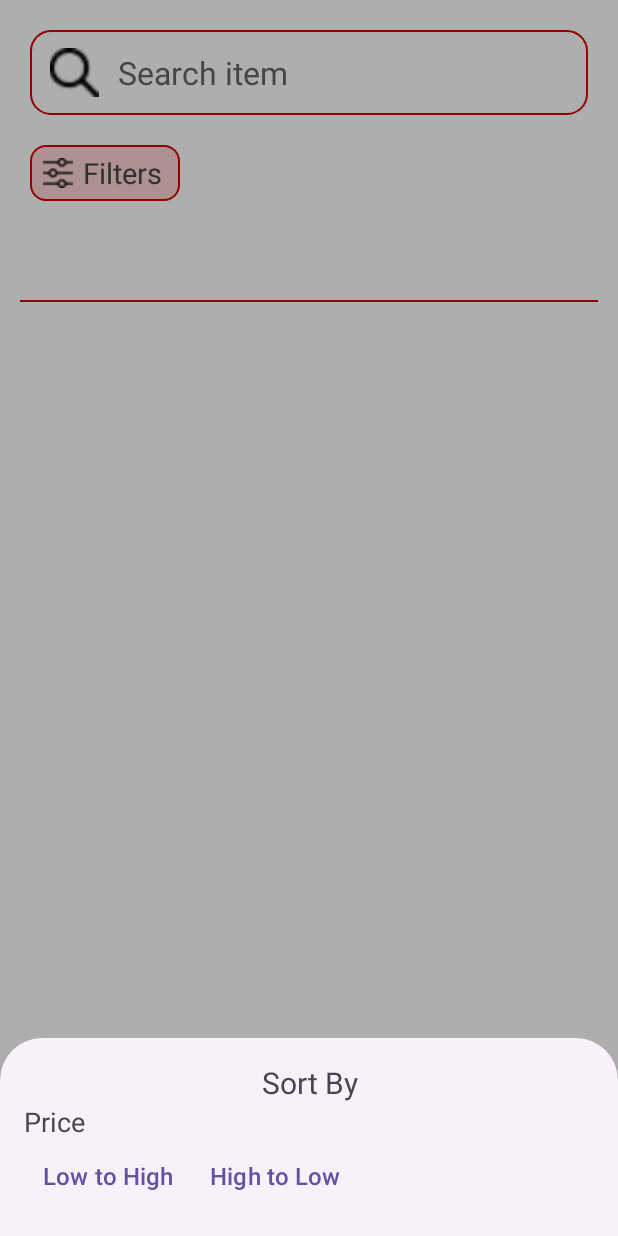
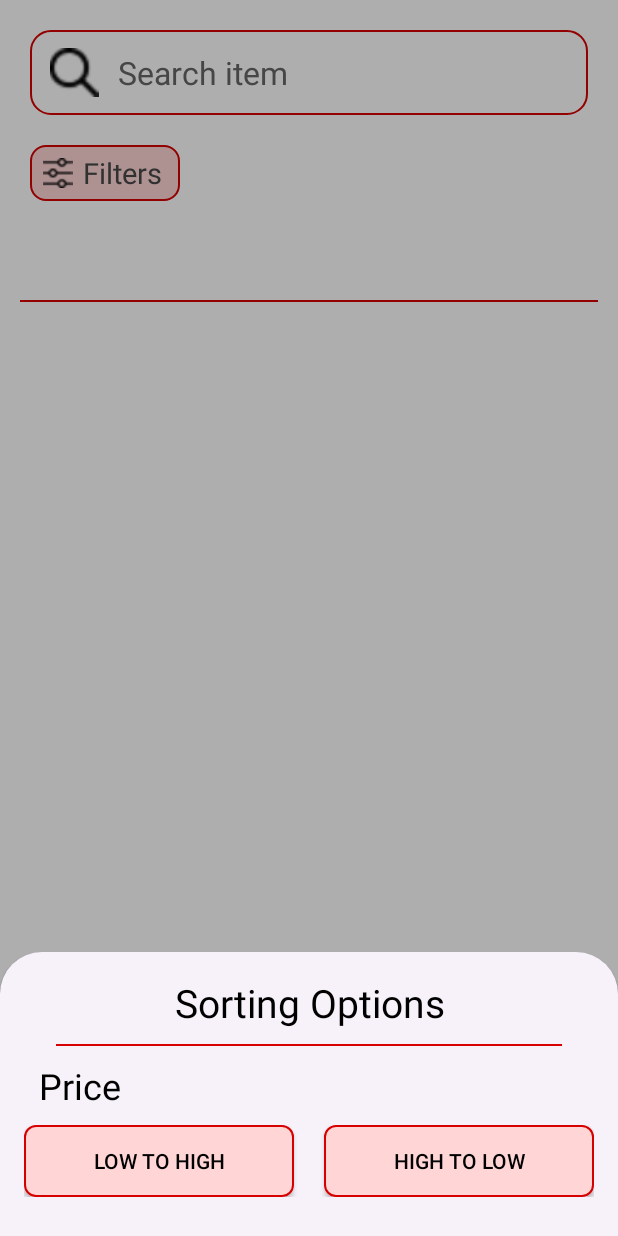
Before and after one commit to KaushalDanani/dinelink-app, an Android app: the screen it shows after launch (MenuItemActivity), after a tap on "Filters", on a phone screen of 412 x 824 dp. Run offline under Robolectric (Android 15) with nearby library versions, the phone set to English and light mode, and no system bars; 1 statement that could not run was skipped.

Commit message:
Filter Bottom sheet style improved

```diff
--- a/app/src/main/java/com/example/dinelink/user/MenuFilterBottomSheetFragment.java
+++ b/app/src/main/java/com/example/dinelink/user/MenuFilterBottomSheetFragment.java
@@ -15,31 +15,30 @@ import androidx.annotation.Nullable;
 import com.example.dinelink.R;
 import com.example.dinelink.adapter.MenuAdapter;
 import com.example.dinelink.model.FoodItem;
+import com.google.android.material.bottomsheet.BottomSheetDialog;
 import com.google.android.material.bottomsheet.BottomSheetDialogFragment;
 
 import java.util.Collections;
 import java.util.Comparator;
 import java.util.List;
 
-public class MenuFilterBottomSheetFragment extends BottomSheetDialogFragment {
+public class MenuFilterBottomSheetFragment extends BottomSheetDialog {
 
     Button filterPriceL2H;
     Button filterPriceH2L;
 
     MenuItemActivity menuItemActivity;
 
+
     MenuFilterBottomSheetFragment(MenuItemActivity menuItemActivity){
+        super(menuItemActivity);
         this.menuItemActivity=menuItemActivity;
-    }
+        setContentView(R.layout.menu_filter_bottom_layout);
 
-    @SuppressLint("MissingInflatedId")
-    @Nullable
-    @Override
-    public View onCreateView(@NonNull LayoutInflater inflater, @Nullable ViewGroup container, @Nullable Bundle savedInstanceState) {
-        View view = inflater.inflate(R.layout.menu_filter_bottom_layout, container, false);
 
-        filterPriceL2H = view.findViewById(R.id.filterPriceL2H);
-        filterPriceH2L = view.findViewById(R.id.filterPriceH2L);
+
+        filterPriceL2H = findViewById(R.id.filterPriceL2H);
+        filterPriceH2L = findViewById(R.id.filterPriceH2L);
 
         filterPriceL2H.setOnClickListener(new View.OnClickListener() {
             @Override
@@ -55,16 +54,14 @@ public class MenuFilterBottomSheetFragment extends BottomSheetDialogFragment {
 
                 String category = menuItemActivity.categoryList.get(menuItemActivity.categoryList.indexOf(menuItemActivity.selectedCategory));
                 menuItemActivity.categoryItemList.clear();
-                for(FoodItem item : menuItemActivity.foodList)
-                {
-                    if(item.getItemCategory().equals(category))
-                    {
+                for (FoodItem item : menuItemActivity.foodList) {
+                    if (item.getItemCategory().equals(category)) {
                         menuItemActivity.categoryItemList.add(item);
                     }
                 }
 
 
-                MenuAdapter mad = new MenuAdapter(getContext(),R.layout.menu_item_card_layout,menuItemActivity.categoryItemList,menuItemActivity.menuItemsSelectedView);
+                MenuAdapter mad = new MenuAdapter(getContext(), R.layout.menu_item_card_layout, menuItemActivity.categoryItemList, menuItemActivity.menuItemsSelectedView);
                 menuItemActivity.foodItemList.setAdapter(mad);
 
 
@@ -86,24 +83,31 @@ public class MenuFilterBottomSheetFragment extends BottomSheetDialogFragment {
 
                 String category = menuItemActivity.categoryList.get(menuItemActivity.categoryList.indexOf(menuItemActivity.selectedCategory));
                 menuItemActivity.categoryItemList.clear();
-                for(FoodItem item : menuItemActivity.foodList)
-                {
-                    if(item.getItemCategory().equals(category))
-                    {
+                for (FoodItem item : menuItemActivity.foodList) {
+                    if (item.getItemCategory().equals(category)) {
                         menuItemActivity.categoryItemList.add(item);
                     }
                 }
 
 
-                MenuAdapter mad = new MenuAdapter(getContext(),R.layout.menu_item_card_layout,menuItemActivity.categoryItemList,menuItemActivity.menuItemsSelectedView);
+                MenuAdapter mad = new MenuAdapter(getContext(), R.layout.menu_item_card_layout, menuItemActivity.categoryItemList, menuItemActivity.menuItemsSelectedView);
                 menuItemActivity.foodItemList.setAdapter(mad);
+
 
 
                 dismiss();
             }
         });
 
-        return view;
+
+    }
+
+    @Override
+    public void onCreate(Bundle savedInstanceState) {
+
+        super.onCreate(savedInstanceState);
+
+
 
     }
 
--- a/app/src/main/java/com/example/dinelink/user/MenuItemActivity.java
+++ b/app/src/main/java/com/example/dinelink/user/MenuItemActivity.java
@@ -37,7 +37,7 @@ import retrofit2.Call;
 import retrofit2.Callback;
 import retrofit2.Response;
 
-public class MenuItemActivity extends AppCompatActivity implements CategoriesAdapter.OnButtonClickListener {
+public class MenuItemActivity extends Activity implements CategoriesAdapter.OnButtonClickListener {
 
 	private LinearLayout ll;
 	private Button foodItemCheckoutBtn;
@@ -76,7 +76,7 @@ public class MenuItemActivity extends AppCompatActivity implements CategoriesAda
 			public void onClick(View v) {
 
 				MenuFilterBottomSheetFragment bottomSheetFragment = new MenuFilterBottomSheetFragment(MenuItemActivity.this);
-				bottomSheetFragment.show(getSupportFragmentManager(),bottomSheetFragment.getTag());
+				bottomSheetFragment.show();
 
 
 			}
@@ -126,11 +126,11 @@ public class MenuItemActivity extends AppCompatActivity implements CategoriesAda
 							mAdapter = new CategoriesAdapter(MenuItemActivity.this,categoryList, MenuItemActivity.this);
 							categoriesView.setAdapter(mAdapter);
 
-							String category = categoryList.get(0);
+							selectedCategory = categoryList.get(0);
 							categoryItemList.clear();
 							for(FoodItem item : foodList)
 							{
-								if(item.getItemCategory().equals(category))
+								if(item.getItemCategory().equals(selectedCategory))
 								{
 									categoryItemList.add(item);
 								}
--- a/app/src/main/res/layout/menu_filter_bottom_layout.xml
+++ b/app/src/main/res/layout/menu_filter_bottom_layout.xml
@@ -1,34 +1,46 @@
-<?xml version="1.0" encoding="utf-8"?>
 <LinearLayout xmlns:android="http://schemas.android.com/apk/res/android"
+    xmlns:app="http://schemas.android.com/apk/res-auto"
+    xmlns:tools="http://schemas.android.com/tools"
     android:layout_width="match_parent"
     android:layout_height="wrap_content"
     android:orientation="vertical"
     android:padding="16dp"
-    android:weightSum="6">
+    android:weightSum="10">
 
     <!-- Add your bottom sheet content here -->
 
     <TextView
-        android:layout_weight="2"
+        android:layout_weight="3"
         android:layout_width="match_parent"
         android:layout_height="0dp"
-        android:text="Sort By"
-        android:textSize="20sp"
-        android:textAlignment="center"/>
+        android:text="Sorting Options"
+        android:textColor="@color/black"
+        android:textSize="26sp"
+        android:textAlignment="center"
+        android:paddingBottom="10dp"/>
+
+    <ImageView
+        android:layout_width="match_parent"
+        android:layout_height="0dp"
+        android:layout_weight="1"
+        android:src="@drawable/line_1"/>
 
     <TextView
         android:layout_width="match_parent"
         android:layout_height="0dp"
-        android:layout_weight="2"
+        android:layout_weight="3.5"
         android:text="Price"
-        android:textSize="18sp"/>
+        android:textColor="@color/black"
+        android:textSize="24sp"
+        android:padding="10dp"/>
 
     <LinearLayout
-        android:layout_width="wrap_content"
+        android:layout_width="match_parent"
         android:layout_height="0dp"
-        android:layout_weight="2"
-        android:weightSum="3"
+        android:layout_weight="2.5"
+        android:weightSum="2"
         android:orientation="horizontal"
+        android:layout_marginBottom="10dp"
         >
 
         <Button
@@ -36,9 +48,12 @@
             android:layout_width="0dp"
             android:layout_height="wrap_content"
             android:text="Low to High"
-            android:textSize="16sp"
+            android:textSize="14sp"
             android:textAlignment="center"
-            android:layout_weight="1"/>
+            android:layout_weight="1"
+            android:background="@drawable/rectangle_23_shape"
+            android:textColor="@color/black"
+            android:layout_marginRight="10dp"/>
 
         <Button
             android:id="@+id/filterPriceH2L"
@@ -46,8 +61,11 @@
             android:layout_height="wrap_content"
             android:text="High to Low"
             android:textAlignment="center"
-            android:textSize="16sp"
-            android:layout_weight="1"/>
+            android:textSize="14sp"
+            android:layout_weight="1"
+            android:background="@drawable/rectangle_23_shape"
+            android:textColor="@color/black"
+            android:layout_marginLeft="10dp"/>
 
     </LinearLayout>
 
--- a/app/src/main/res/values/styles.xml
+++ b/app/src/main/res/values/styles.xml
@@ -8,4 +8,8 @@
 		<item name="colorAccent">@color/colorAccent</item>
 	</style>
 
+	<style name="BottomSheetDialogTheme" parent="Theme.MaterialComponents.Light.BottomSheetDialog">
+		<item name="android:windowIsFloating">false</item>
+	</style>
+
 </resources>
```
